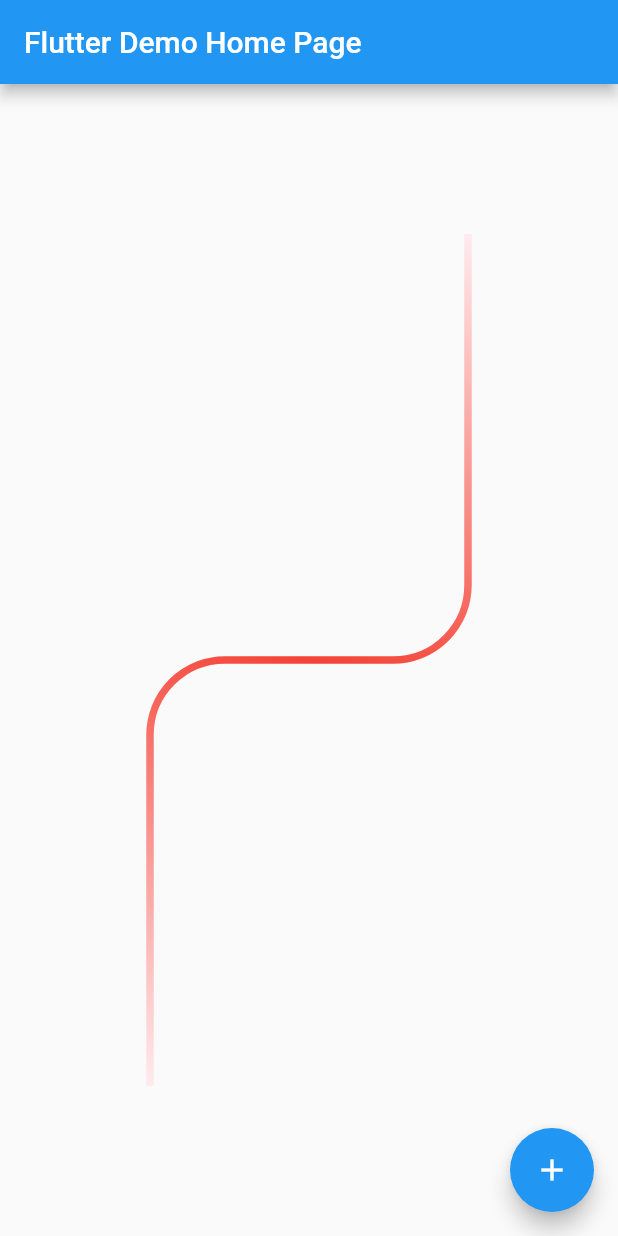
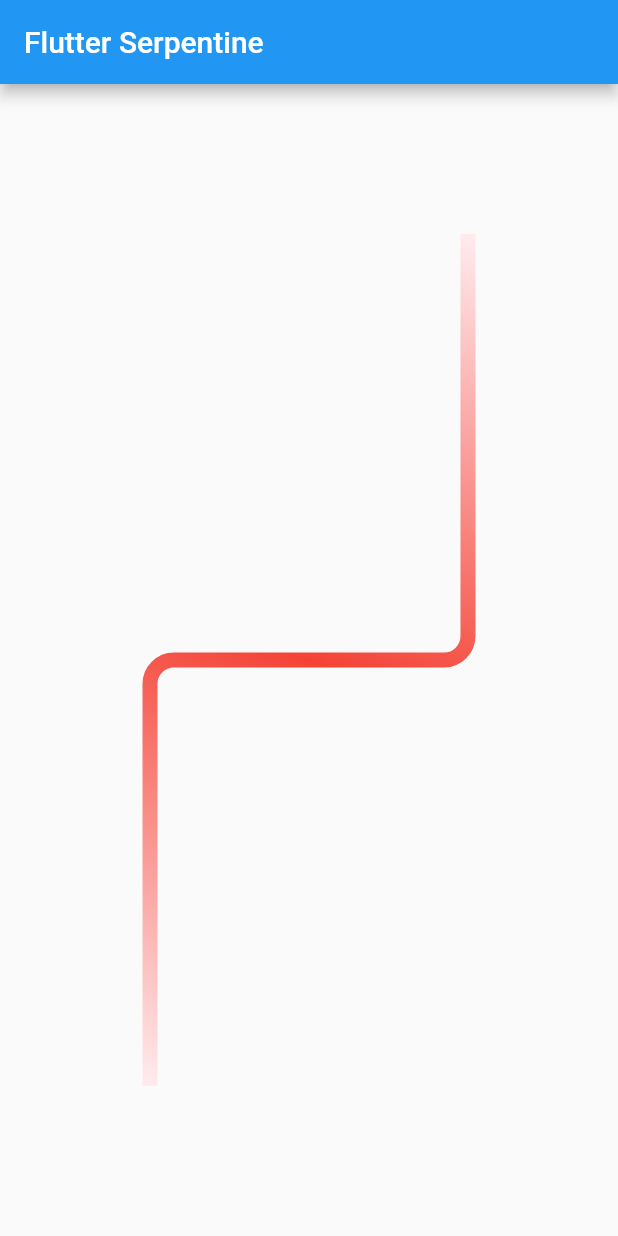
Before and after one commit to dariobrux/FlutterSerpentine, a Flutter app: the screen it shows after launch, on a phone screen of 412 x 824 dp. Run offline on Flutter 3.47's test engine with Material 2 defaults, Android fonts, the phone set to English and light mode, and no system bars.

Commit message:
Expose radius, stroke and colors

```diff
--- a/flutter_serpentine/lib/main.dart
+++ b/flutter_serpentine/lib/main.dart
@@ -1,5 +1,5 @@
 import 'package:flutter/material.dart';
-import 'package:flutter_serpentine/line.dart';
+import 'package:flutter_serpentine/serpentine.dart';
 
 void main() => runApp(MyApp());
 
@@ -8,7 +8,7 @@ class MyApp extends StatelessWidget {
   @override
   Widget build(BuildContext context) {
     return MaterialApp(
-      title: 'Flutter Demo',
+      title: 'Flutter Serpentine Demo',
       theme: ThemeData(
         // This is the theme of your application.
         //
@@ -20,7 +20,7 @@ class MyApp extends StatelessWidget {
         // counter didn't reset back to zero; the application is not restarted.
         primarySwatch: Colors.blue,
       ),
-      home: MyHomePage(title: 'Flutter Demo Home Page'),
+      home: MyHomePage(title: 'Flutter Serpentine'),
     );
   }
 }
@@ -44,19 +44,6 @@ class MyHomePage extends StatefulWidget {
 }
 
 class _MyHomePageState extends State<MyHomePage> {
-  int _counter = 0;
-
-  void _incrementCounter() {
-    setState(() {
-      // This call to setState tells the Flutter framework that something has
-      // changed in this State, which causes it to rerun the build method below
-      // so that the display can reflect the updated values. If we changed
-      // _counter without calling setState(), then the build method would not be
-      // called again, and so nothing would appear to happen.
-      _counter++;
-    });
-  }
-
   @override
   Widget build(BuildContext context) {
     // This method is rerun every time setState is called, for instance as done
@@ -74,20 +61,23 @@ class _MyHomePageState extends State<MyHomePage> {
       body: Center(
         // Center is a layout widget. It takes a single child and positions it
         // in the middle of the parent.
-          child: Container(
-            padding: EdgeInsets.all(100),
-            width: double.infinity,
-            height: double.infinity,
-            child: CustomPaint(
-              painter: CustomWave(),
+        child: Container(
+          padding: EdgeInsets.all(100),
+          width: double.infinity,
+          height: double.infinity,
+          child: CustomPaint(
+            painter: Serpentine(
+              arcRadius: 16,
+              strokeWidth: 10,
+              colors: [
+                Colors.red.shade50,
+                Colors.red,
+                Colors.red.shade50,
+              ],
             ),
-          )
+          ),
+        ),
       ),
-      floatingActionButton: FloatingActionButton(
-        onPressed: _incrementCounter,
-        tooltip: 'Increment',
-        child: Icon(Icons.add),
-      ), // This trailing comma makes auto-formatting nicer for build methods.
     );
   }
 }
--- a/flutter_serpentine/lib/line.dart
+++ b/flutter_serpentine/lib/serpentine.dart
@@ -3,7 +3,14 @@ import 'dart:ui' as ui;
 
 import 'package:flutter/material.dart';
 
-class CustomWave extends CustomPainter {
+class Serpentine extends CustomPainter {
+
+  final double arcRadius;
+  final double strokeWidth;
+  final List<Color> colors;
+
+  Serpentine({this.arcRadius, this.strokeWidth, this.colors});
+
   @override
   void paint(Canvas canvas, Size size) {
     var path = Path();
@@ -12,18 +19,14 @@ class CustomWave extends CustomPainter {
     var rect = Offset.zero & size;
 
     paint.style = PaintingStyle.stroke;
-    paint.strokeWidth = 5;
+    paint.strokeWidth = this.strokeWidth;
     paint.shader = LinearGradient(
       begin: Alignment.topRight,
       end: Alignment.bottomLeft,
-      colors: [
-        Colors.red.shade50,
-        Colors.red,
-        Colors.red.shade50
-      ],
+      colors: this.colors,
     ).createShader(rect);
 
-    var arcRadius = 50.0;
+    var arcRadius = this.arcRadius;
 
     path.moveTo(size.width, 0);
 
```
